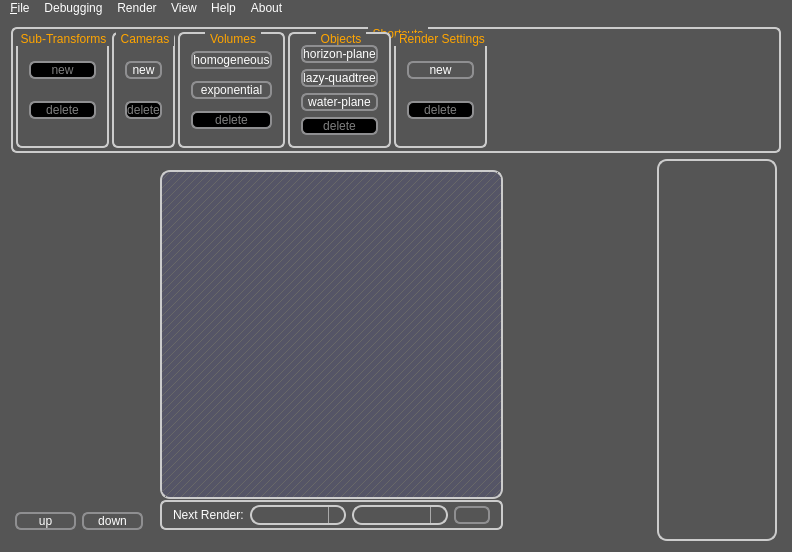
This is src/qt-frontend/SimplexGui/mainwindow.ui in phresnel/picogen as Qt 5 draws it before an edit. The edited form follows.
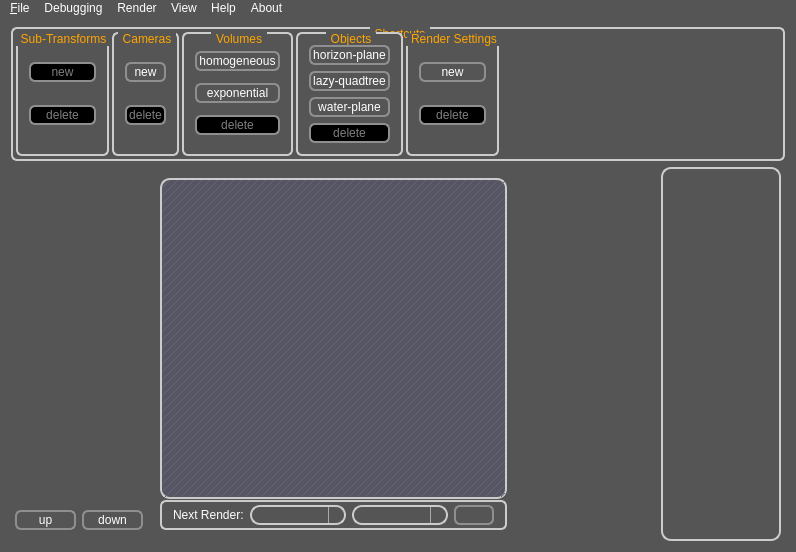
This is the edited form. Icons and pictures are not drawn. Custom widgets are drawn as their Qt base class.

Commit message: tweak style sheets

The edit to the form file:
```diff
--- a/src/qt-frontend/SimplexGui/mainwindow.ui
+++ b/src/qt-frontend/SimplexGui/mainwindow.ui
@@ -111,6 +111,7 @@
         background-color: #a59361;
 }
 
+QPushButton { padding: 1px; padding-left: 2px; padding-right: 2px; }
 QPushButton:!flat {
         border: 2px solid #8f8f91;
         border-radius: 6px;
@@ -131,9 +132,10 @@
                                        stop: 0.55 #444, stop:1 #999);
 }
 
-QGroupBox {
-         background-color: qlineargradient(x1: 0, y1: 0, x2: 0, y2: 1,
-                                       stop: 0 #555, stop: 1 #889);
+QGroupBox {		
+        background-color: qlineargradient(x1:0, y1:0, x2:0, y2:1,
+                                       stop:0 #716151, stop: 0.5 #403030,
+                                       stop: 0.52 #432323, stop:1 #756555);
         border: 2px solid #CCC;
         border-radius: 6px;
         margin-top: 1ex; /* leave space at the top for the title */
@@ -530,9 +532,6 @@
            <property name="autoFillBackground">
             <bool>false</bool>
            </property>
-           <property name="styleSheet">
-            <string notr="true"/>
-           </property>
            <property name="background">
             <brush brushstyle="BDiagPattern">
              <color alpha="255">
```
Left out of the diff: 6 changed lines with no effect on the pictures.
